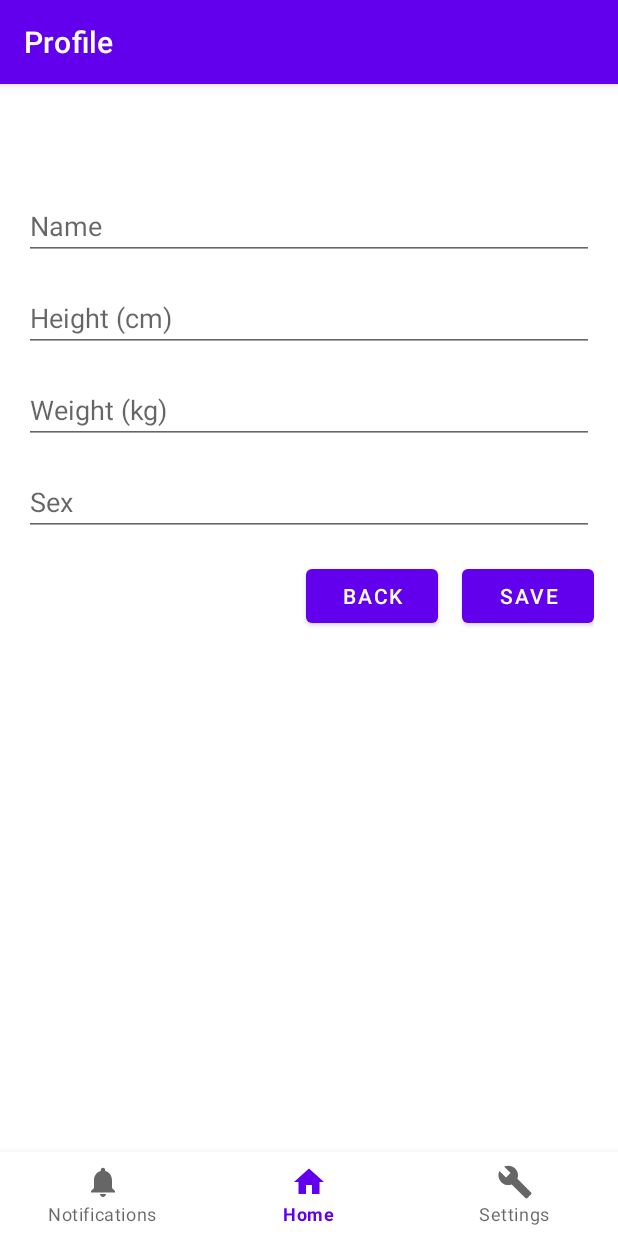
After one commit to nicoxmcd/BAM, an Android app: the ProfileFragment screen opened through its navigation route, on a phone screen of 412 x 824 dp. The commit adds this screen. Run offline under Robolectric (Android 15) with nearby library versions, the phone set to English and light mode, and no system bars; our stand-ins replace navigation-ui.

Commit message:
added profile page

```diff
--- /dev/null
+++ b/app/src/main/java/com/example/bam_monitoring/ui/profile/ProfileFragment.kt
@@ -0,0 +1,64 @@
+package com.example.bam_monitoring.ui.profile
+
+import android.content.Context
+import android.os.Bundle
+import android.view.LayoutInflater
+import android.view.View
+import android.view.ViewGroup
+import android.view.inputmethod.EditorInfo
+import android.widget.Toast
+import androidx.appcompat.app.AppCompatActivity
+import androidx.fragment.app.Fragment
+import androidx.navigation.fragment.findNavController
+import com.example.bam_monitoring.databinding.FragmentProfileBinding
+
+class ProfileFragment : Fragment() {
+
+    private var _binding: FragmentProfileBinding? = null
+    private val binding get() = _binding!!
+
+    private val PREFS_NAME = "user_profile"
+
+    override fun onCreateView(
+        inflater: LayoutInflater, container: ViewGroup?,
+        savedInstanceState: Bundle?
+    ): View {
+        _binding = FragmentProfileBinding.inflate(inflater, container, false)
+        return binding.root
+    }
+
+    override fun onViewCreated(view: View, savedInstanceState: Bundle?) {
+        super.onViewCreated(view, savedInstanceState)
+
+        // Hide the Up button
+        (activity as AppCompatActivity).supportActionBar?.setDisplayHomeAsUpEnabled(false)
+
+        // Load saved data
+        val sharedPreferences = requireContext().getSharedPreferences(PREFS_NAME, Context.MODE_PRIVATE)
+        binding.editTextName.setText(sharedPreferences.getString("name", ""))
+        binding.editTextHeight.setText(sharedPreferences.getString("height", ""))
+        binding.editTextWeight.setText(sharedPreferences.getString("weight", ""))
+        binding.editTextSex.setText(sharedPreferences.getString("sex", ""))
+
+        // Save data when Save button is clicked
+        binding.buttonSave.setOnClickListener {
+            val editor = sharedPreferences.edit()
+            editor.putString("name", binding.editTextName.text.toString())
+            editor.putString("height", binding.editTextHeight.text.toString())
+            editor.putString("weight", binding.editTextWeight.text.toString())
+            editor.putString("sex", binding.editTextSex.text.toString())
+            editor.apply()
+            Toast.makeText(requireContext(), "Profile saved", Toast.LENGTH_SHORT).show()
+        }
+
+        // Handle back button press
+        binding.buttonBack.setOnClickListener {
+            findNavController().navigateUp()
+        }
+    }
+
+    override fun onDestroyView() {
+        super.onDestroyView()
+        _binding = null
+    }
+}
--- a/app/src/main/java/com/example/bam_monitoring/ui/settings/SettingsFragment.kt
+++ b/app/src/main/java/com/example/bam_monitoring/ui/settings/SettingsFragment.kt
@@ -11,6 +11,8 @@ import android.view.ViewGroup
 import android.view.animation.AccelerateDecelerateInterpolator
 import androidx.appcompat.app.AppCompatDelegate
 import androidx.fragment.app.Fragment
+import androidx.navigation.fragment.findNavController
+import com.example.bam_monitoring.R
 import com.example.bam_monitoring.databinding.FragmentSettingsBinding
 
 class SettingsFragment : Fragment() {
@@ -81,10 +83,12 @@ class SettingsFragment : Fragment() {
             activity?.recreate()
         }
 
+        // Navigate to ProfileFragment when "Profile" is clicked
+        binding.optionProfile.setOnClickListener {
+            findNavController().navigate(R.id.action_settings_to_profile)
+        }
+
         // Handle other options (Add click listeners as needed)
-        binding.optionProfile.setOnClickListener {
-            // Implement action for Profile option
-        }
         binding.optionNotification.setOnClickListener {
             // Implement action for Notification option
         }
--- /dev/null
+++ b/app/src/main/res/layout/fragment_profile.xml
@@ -0,0 +1,77 @@
+<?xml version="1.0" encoding="utf-8"?>
+<ScrollView xmlns:android="http://schemas.android.com/apk/res/android"
+    android:id="@+id/scrollViewProfile"
+    android:layout_width="match_parent"
+    android:layout_height="match_parent"
+    android:padding="16dp"
+    android:background="?android:windowBackground">
+
+    <LinearLayout
+        android:id="@+id/profileContainer"
+        android:layout_width="match_parent"
+        android:layout_height="wrap_content"
+        android:orientation="vertical">
+
+        <!-- Title (Optional) -->
+        <!-- You can include a title here if desired, excluding the back arrow -->
+
+        <!-- Input Fields -->
+        <EditText
+            android:id="@+id/editTextName"
+            android:layout_width="match_parent"
+            android:layout_height="wrap_content"
+            android:hint="Name"
+            android:inputType="textPersonName"
+            android:layout_marginBottom="16dp" />
+
+        <EditText
+            android:id="@+id/editTextHeight"
+            android:layout_width="match_parent"
+            android:layout_height="wrap_content"
+            android:hint="Height (cm)"
+            android:inputType="numberDecimal"
+            android:layout_marginBottom="16dp" />
+
+        <EditText
+            android:id="@+id/editTextWeight"
+            android:layout_width="match_parent"
+            android:layout_height="wrap_content"
+            android:hint="Weight (kg)"
+            android:inputType="numberDecimal"
+            android:layout_marginBottom="16dp" />
+
+        <EditText
+            android:id="@+id/editTextSex"
+            android:layout_width="match_parent"
+            android:layout_height="wrap_content"
+            android:hint="Sex"
+            android:inputType="textPersonName"
+            android:layout_marginBottom="16dp" />
+
+        <!-- Buttons Container -->
+        <LinearLayout
+            android:id="@+id/buttonsContainer"
+            android:layout_width="match_parent"
+            android:layout_height="wrap_content"
+            android:orientation="horizontal"
+            android:gravity="end">
+
+            <!-- Back Button -->
+            <Button
+                android:id="@+id/buttonBack"
+                android:layout_width="wrap_content"
+                android:layout_height="wrap_content"
+                android:text="Back"
+                android:layout_marginEnd="16dp" />
+
+            <!-- Save Button -->
+            <Button
+                android:id="@+id/buttonSave"
+                android:layout_width="wrap_content"
+                android:layout_height="wrap_content"
+                android:text="Save" />
+
+        </LinearLayout>
+
+    </LinearLayout>
+</ScrollView>
--- a/app/src/main/res/navigation/mobile_navigation.xml
+++ b/app/src/main/res/navigation/mobile_navigation.xml
@@ -3,23 +3,40 @@
     xmlns:app="http://schemas.android.com/apk/res-auto"
     xmlns:tools="http://schemas.android.com/tools"
     android:id="@+id/mobile_navigation"
-    app:startDestination="@+id/navigation_home">
+    app:startDestination="@id/navigation_home">
 
+    <!-- Home Fragment -->
     <fragment
         android:id="@+id/navigation_home"
         android:name="com.example.bam_monitoring.ui.home.HomeFragment"
         android:label="@string/title_home"
         tools:layout="@layout/fragment_home" />
 
+    <!-- Settings Fragment -->
     <fragment
         android:id="@+id/navigation_settings"
         android:name="com.example.bam_monitoring.ui.settings.SettingsFragment"
         android:label="@string/title_settings"
-        tools:layout="@layout/fragment_settings" />
+        tools:layout="@layout/fragment_settings">
 
+        <!-- Action to Profile Fragment -->
+        <action
+            android:id="@+id/action_settings_to_profile"
+            app:destination="@id/navigation_profile" />
+    </fragment>
+
+    <!-- Profile Fragment -->
+    <fragment
+        android:id="@+id/navigation_profile"
+        android:name="com.example.bam_monitoring.ui.profile.ProfileFragment"
+        android:label="Profile"
+        tools:layout="@layout/fragment_profile" />
+
+    <!-- Notifications Fragment (if applicable) -->
     <fragment
         android:id="@+id/navigation_notifications"
         android:name="com.example.bam_monitoring.ui.notifications.NotificationsFragment"
         android:label="@string/title_notifications"
         tools:layout="@layout/fragment_notifications" />
+
 </navigation>
```
